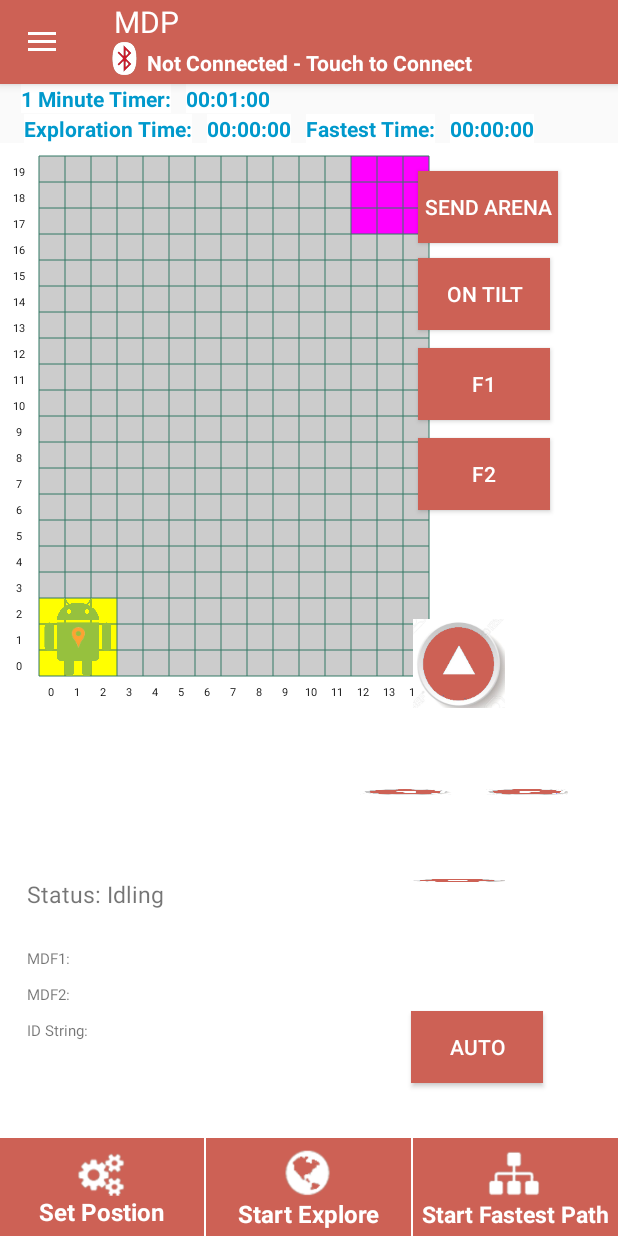
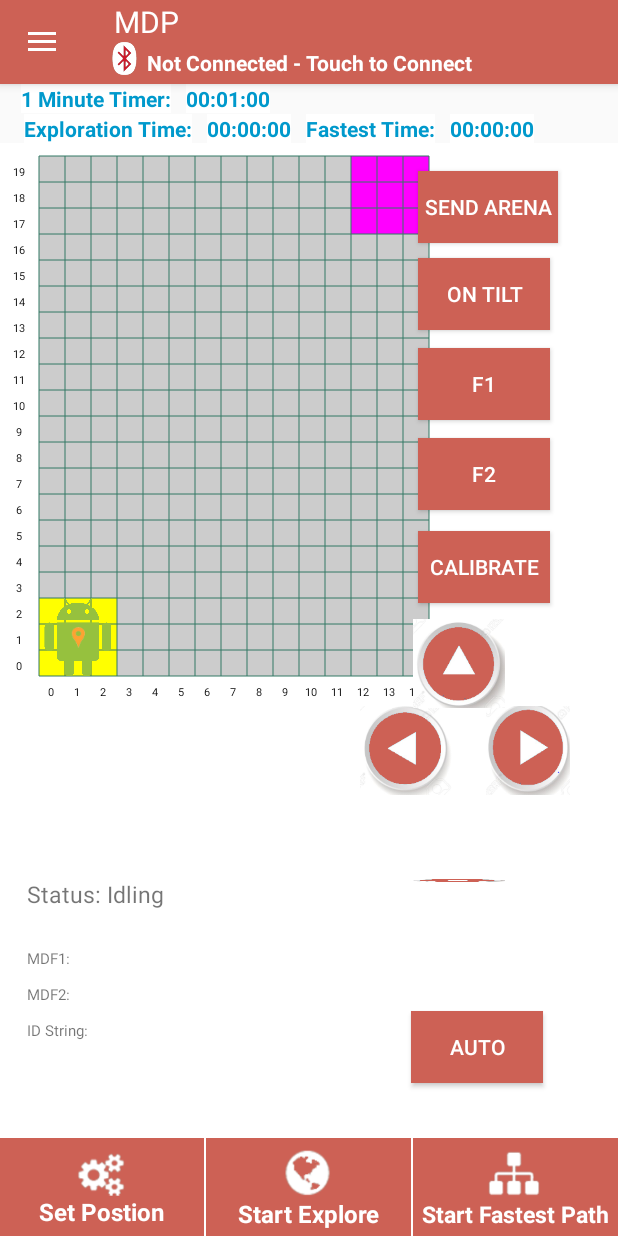
Before and after one commit to Hussain-Khozema/android_mdp, an Android app: the screen it shows after launch (MainActivity), on a phone screen of 412 x 824 dp. Run offline under Robolectric (Android 15) with nearby library versions, the phone set to English and light mode, and no system bars.

Commit message:
add calibrate btn

```diff
--- a/Group 7 MDP Android/app/src/main/java/com/example/group7/mdp/Configuration/Protocol.java
+++ b/Group 7 MDP Android/app/src/main/java/com/example/group7/mdp/Configuration/Protocol.java
@@ -19,6 +19,7 @@ public interface Protocol {
     String PROTOCOLPREF = "protocolPref";
     String F1 = "F1";
     String F2 = "F2";
+    String START_CALIBRATE = "start calibrate";
 
     String MESSAGE_TYPE   = "MESSAGE_TYPE";
     String MESSAGE_BYTES  = "MESSAGE_BYTES";
@@ -33,6 +34,8 @@ public interface Protocol {
     String STATUS_TURN_RIGHT = "Turning Right";
     String STATUS_REVERSE = "Reversing";
     String STATUS_IDLE = "Idling";
+
+
 
     String MOVE_FORWARD = "W";
     String TURN_LEFT    = "A";
--- a/Group 7 MDP Android/app/src/main/java/com/example/group7/mdp/Fragments/ControlFragment.java
+++ b/Group 7 MDP Android/app/src/main/java/com/example/group7/mdp/Fragments/ControlFragment.java
@@ -5,7 +5,7 @@ import android.content.SharedPreferences;
 import android.os.Bundle;
 import android.os.Handler;
 import android.support.v4.app.Fragment;
-import android.util.Log;
+
 import android.view.LayoutInflater;
 import android.view.View;
 import android.view.ViewGroup;
@@ -27,7 +27,7 @@ import static android.content.Context.MODE_PRIVATE;
 
 public class ControlFragment extends Fragment {
     private TextView tvStatus, tvMdfstring1, tvMdfstring2, tvIDStatus;
-    private Button autoBtn, updateBtn, tiltBtn, Explore, btnF1, btnF2;
+    private Button autoBtn, updateBtn, tiltBtn, Explore, btnF1, btnF2, btn_calibrate;
     public ArenaView arenaView;
     private SharedPreferences sharedPrefs;
     private boolean preferencesExist = false;
@@ -42,7 +42,7 @@ public class ControlFragment extends Fragment {
 
 //  ImageView ctrl_center;
 
-
+    private static final String TAG = "ControlFragment";
     public ControlFragment() {
         // Required empty public constructor
     }
@@ -66,6 +66,7 @@ public class ControlFragment extends Fragment {
         ctrl_reverse = view.findViewById(R.id.ctrl_bottom);
 //        ctrl_center = view.findViewById(R.id.center);
         Button sendArena = view.findViewById(R.id.SendArenaInfo);
+
 
         arenaView = ((MainActivity)getActivity()).getArenaview();
         leftMessageBuffer = new ArrayList<>();
@@ -104,6 +105,19 @@ public class ControlFragment extends Fragment {
                 }
             }
         });
+
+
+        // NEW CALIBRATE
+        Button btn_calibrate = view.findViewById(R.id.btn_calibrateRobot);
+        btn_calibrate.setOnClickListener(new View.OnClickListener() {
+            @Override
+            public void onClick(View view) {
+                BluetoothService.getInstance().sendText(Protocol.START_CALIBRATE,getActivity());
+                Operation.showToast(getActivity()," Android Controller: Calibrate sent");
+            }
+        } );
+
+
 
         //Left Rotate control button
         ctrl_left.setOnClickListener(new View.OnClickListener() {
@@ -337,6 +351,12 @@ public class ControlFragment extends Fragment {
             preferencesExist = false;
         }
 
+
+
+
+
+
+
         tiltBtn.setOnClickListener(new View.OnClickListener() {
             @Override
             public void onClick(View view) {
@@ -397,4 +417,10 @@ public class ControlFragment extends Fragment {
     }
 
     public boolean getAutoStatus() { return autoMode; }
+
+
+
+
+
+
 }
--- a/Group 7 MDP Android/app/src/main/res/layout/fragment_control.xml
+++ b/Group 7 MDP Android/app/src/main/res/layout/fragment_control.xml
@@ -96,16 +96,53 @@
                 android:layout_alignParentRight="true"
                 android:layout_marginTop="10dp"
                 android:layout_marginEnd="40dp"
-                android:layout_marginRight="40dp"
+                android:layout_marginRight="45dp"
                 android:background="@color/copper"
                 android:padding="4dp"
                 android:text="Send Arena"
                 android:textColor="@color/white" />
 
+            <Button
+                android:id="@+id/btn_calibrateRobot"
+                android:layout_width="wrap_content"
+                android:layout_height="wrap_content"
+                android:layout_alignParentRight="true"
+                android:layout_marginTop="250dp"
+                android:layout_marginRight="45dp"
+                android:background="@color/copper"
+                android:text="Calibrate"
+                android:textColor="@color/white" />
+
+            <RelativeLayout
+                android:id="@+id/rlController"
+                android:layout_width="match_parent"
+                android:layout_height="match_parent"
+                android:layout_marginRight="-1dp"
+                android:gravity="right|bottom"
+                android:paddingRight="33dp"
+                android:paddingBottom="294dp">
 
 
+                <ImageView
+                    android:id="@+id/ctrl_left"
+                    android:layout_width="61dp"
+                    android:layout_height="59dp"
+                    android:layout_alignParentLeft="true"
+                    android:layout_alignParentTop="true"
+                    android:layout_marginLeft="240dp"
+                    android:layout_marginTop="440dp"
+                    android:background="@drawable/left_button" />
 
-
+                <ImageView
+                    android:id="@+id/ctrl_right"
+                    android:layout_width="61dp"
+                    android:layout_height="59dp"
+                    android:layout_alignParentLeft="true"
+                    android:layout_alignParentTop="true"
+                    android:layout_marginLeft="324dp"
+                    android:layout_marginTop="440dp"
+                    android:background="@drawable/right_button" />
+            </RelativeLayout>
 
 
         </RelativeLayout>
@@ -119,38 +156,6 @@
             android:layout_marginRight="75dp"
             android:layout_marginBottom="352dp"
             android:background="@drawable/up_button" />
-
-        <RelativeLayout
-            android:id="@+id/rlController"
-            android:layout_width="match_parent"
-            android:layout_height="match_parent"
-            android:layout_alignParentRight="true"
-            android:layout_marginRight="0dp"
-            android:gravity="right|bottom"
-            android:paddingRight="33dp"
-            android:paddingBottom="294dp">
-
-
-            <ImageView
-                android:id="@+id/ctrl_left"
-                android:layout_width="61dp"
-                android:layout_height="59dp"
-                android:layout_alignParentLeft="true"
-                android:layout_alignParentTop="true"
-                android:layout_marginLeft="240dp"
-                android:layout_marginTop="470dp"
-                android:background="@drawable/left_button" />
-
-            <ImageView
-                android:id="@+id/ctrl_right"
-                android:layout_width="61dp"
-                android:layout_height="59dp"
-                android:layout_alignParentLeft="true"
-                android:layout_alignParentTop="true"
-                android:layout_marginLeft="324dp"
-                android:layout_marginTop="470dp"
-                android:background="@drawable/right_button" />
-        </RelativeLayout>
 
         <ImageView
             android:id="@+id/ctrl_bottom"
```
Also changed, not shown: Group 7 MDP Android/app/src/main/java/com/example/group7/mdp/Bluetooth/BluetoothService.java (+9 -0 lines), Group 7 MDP Android/app/src/main/java/com/example/group7/mdp/MainActivity.java (+29 -0 lines), 528 other files.
